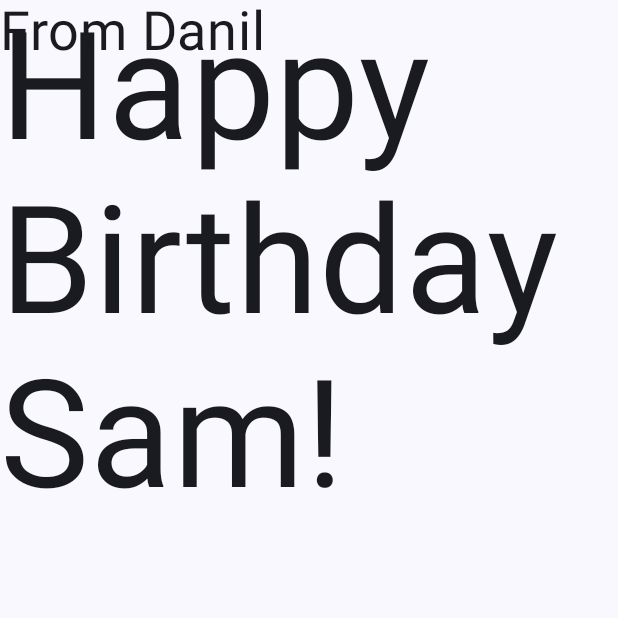
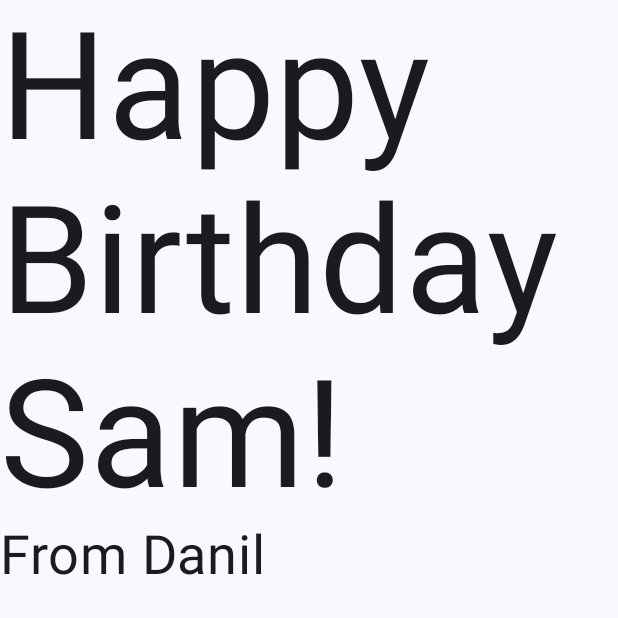
Before and after one commit to denlak77/MobileSystem-, an Android app built with Jetpack Compose: the screen it shows after launch (MainActivity), on a phone screen of 412 x 824 dp, the top half of it. Run offline under Robolectric (Android 15) with nearby library versions, the phone set to English and light mode, and no system bars.

Commit message:
text with column

```diff
--- a/Unit 1/HappyBirthday/app/src/main/java/com/example/happybirthday/MainActivity.kt
+++ b/Unit 1/HappyBirthday/app/src/main/java/com/example/happybirthday/MainActivity.kt
@@ -13,6 +13,7 @@ import androidx.compose.ui.tooling.preview.Preview
 import com.example.happybirthday.ui.theme.HappyBirthdayTheme
 import androidx.compose.ui.unit.sp
 import androidx.compose.ui.util.doubleFromBits
+import androidx.compose.foundation.layout.Column
 
 class MainActivity : ComponentActivity() {
     override fun onCreate(savedInstanceState: Bundle?) {
@@ -33,6 +34,7 @@ class MainActivity : ComponentActivity() {
 
 @Composable
 fun GreetingText(message: String, from: String, modifier: Modifier = Modifier) {
+    Column(modifier = modifier) {
         Text(
             text = message,
             fontSize = 100.sp,
@@ -40,8 +42,9 @@ fun GreetingText(message: String, from: String, modifier: Modifier = Modifier) {
         )
         Text(
             text = from,
-        fontSize = 36.sp,
+            fontSize = 36.sp
         )
+    }
 }
 
 @Preview(showBackground = true)
```
Lines whose indentation alone changed are shown as unchanged.
